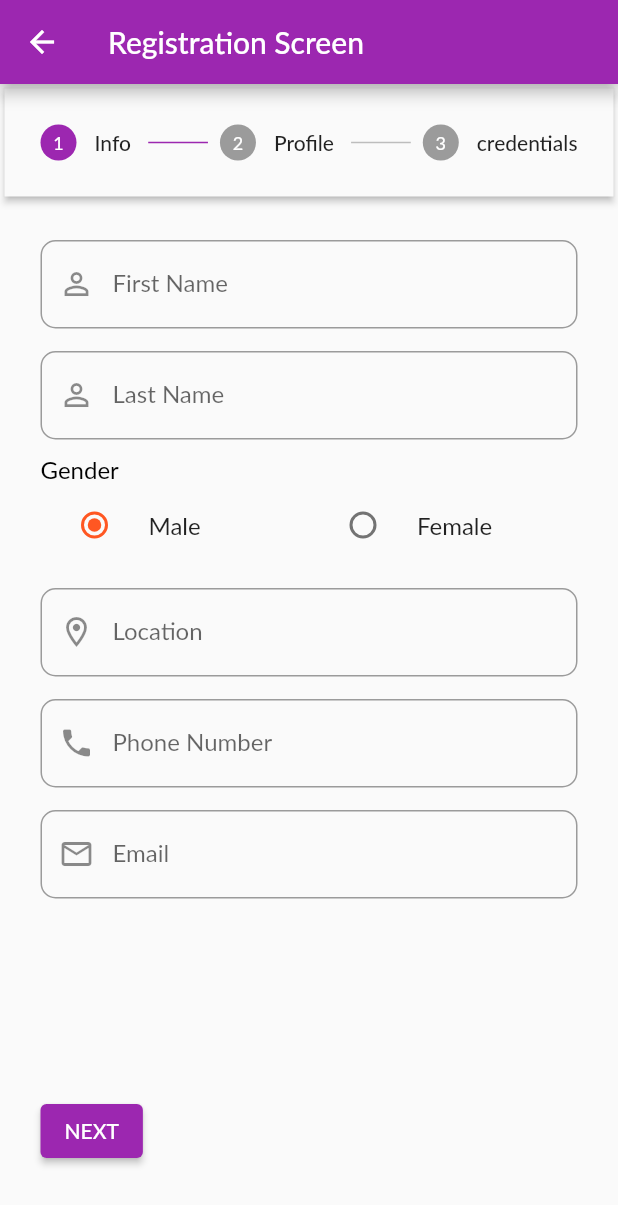
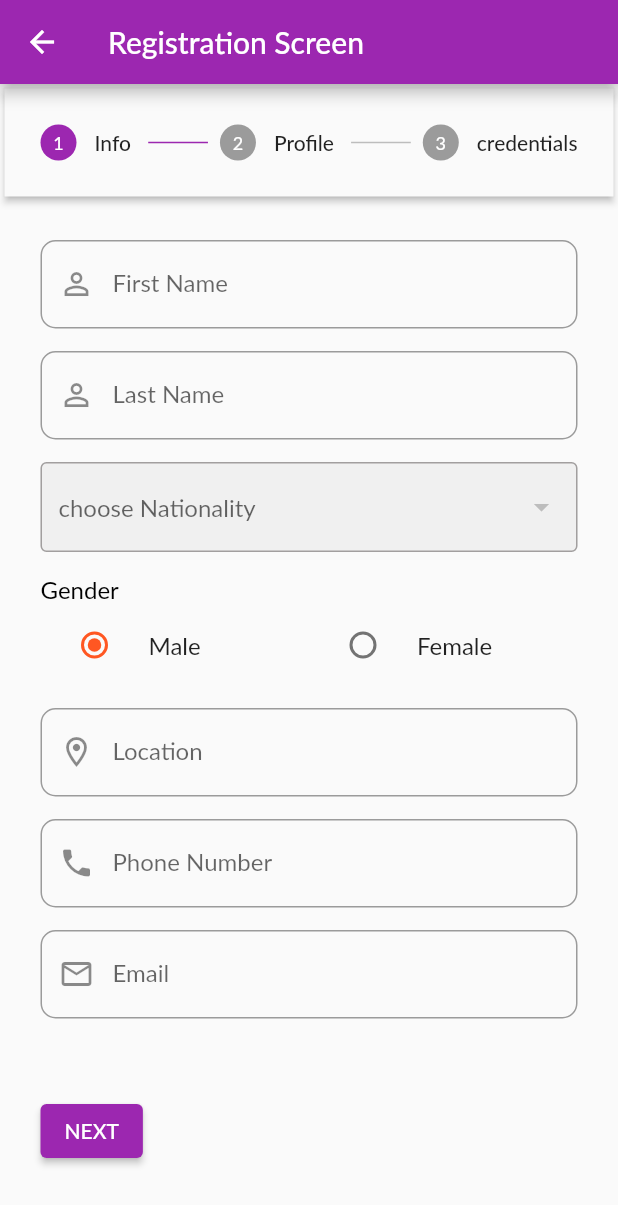
Before and after one commit to aweys231/nani_app, a Flutter app: the ClientRegistrationScreen screen opened by its route, after a tap on "Male", on a phone screen of 412 x 824 dp. Shown: the top 1205 px of the screen. Run offline on Flutter 3.47's test engine with Material 2 defaults, Android fonts, the phone set to English and light mode, and no system bars; our stand-ins replace carousel_slider, file_picker, flutter_image_slideshow, flutter_svg, image_picker, shared_preferences and 1 more; missing offline and left inert: contact_picker_web, extended_phone_number_input, month_year_picker; accounts and stored records are empty; network calls fail; Roboto replaces fonts that are missing (Lato); statements that could not run were skipped.

Commit message:
24-01-2022

```diff
--- a/lib/providers/auth.dart
+++ b/lib/providers/auth.dart
@@ -99,8 +99,7 @@ class Auth with ChangeNotifier {
     }
     final extractedUserData = json
         .decode(prefs.getString('userData').toString()) as Map<String, Object>;
-    final expiryDate =
-        DateTime.parse(extractedUserData['expiryDate'].toString());
+    final expiryDate = DateTime.parse(extractedUserData['expiryDate'].toString());
 
     if (expiryDate.isBefore(DateTime.now())) {
       return false;
--- a/lib/providers/candidate_registration.dart
+++ b/lib/providers/candidate_registration.dart
@@ -8,11 +8,21 @@ import 'package:flutter/cupertino.dart';
 import 'package:http/http.dart' as http;
 import 'package:nanirecruitment/models/http_exception.dart';
 
+class NationalityModel with ChangeNotifier {
+  final String id;
+  final String name;
+
+  NationalityModel({
+    required this.id,
+    required this.name,
+  });
+}
+
 class Candidate with ChangeNotifier {
-
   final String? role_id;
   final String? fname;
   final String? lname;
+  final String? national;
   final String? gender;
   final String? location;
   final String? mobile;
@@ -26,10 +36,11 @@ class Candidate with ChangeNotifier {
   final String? passwd;
   final File? imageUrl;
 
-  Candidate(  {
+  Candidate({
     this.role_id,
     this.fname,
     this.lname,
+    this.national,
     this.gender,
     this.location,
     this.mobile,
@@ -42,23 +53,28 @@ class Candidate with ChangeNotifier {
     this.user_name,
     this.passwd,
     this.imageUrl,
+  });
+  List<NationalityModel> _nationality = [];
+  List<NationalityModel> get nationality {
+    return [..._nationality];
+  }
 
-  });
-
-
-  Future<void> addCandidate(Candidate Candidate, File imga, String role_id ,String selectedValue) async {
-
-    final url = "http://192.168.100.202/nanirecruitment/client_app/addcandidate";
+  Future<void> addCandidate(Candidate Candidate, File imga, String role_id,
+      String selectedValue) async {
+    final url =
+        "http://192.168.100.202/nanirecruitment/client_app/addcandidate";
     try {
       // preparing the fil
       List<int> imageBytes = imga.readAsBytesSync();
       String baseimage = base64Encode(imageBytes);
       //convert file image to Base64 encoding
-    final response = await http.post(Uri.parse(url),
+      final response = await http.post(
+        Uri.parse(url),
         body: json.encode({
           'role_id': role_id,
           'fname': Candidate.fname,
           'lname': Candidate.lname,
+          'national': Candidate.national,
           'gender': selectedValue,
           'location': Candidate.location,
           'mobile': Candidate.mobile,
@@ -70,7 +86,9 @@ class Candidate with ChangeNotifier {
           'nokmobile': Candidate.nokmobile,
           'user_name': Candidate.user_name,
           'passwd': Candidate.passwd,
-    'imageUrl': baseimage}),);
+          'imageUrl': baseimage
+        }),
+      );
       var message = jsonDecode(response.body);
       print(message);
       print(role_id);
@@ -84,5 +102,43 @@ return message;
     }
   }
 
+  // fill shifts drop down
+  Future<List<NationalityModel>> fetchAndSetnatinality() async {
+    var url =
+        "http://192.168.100.202/nanirecruitment//client_app/fill_nationality";
+    try {
+      final response = await http.get(Uri.parse(url), headers: {
+        'Content-Type': 'application/json',
+        'Access-Control-Allow-Origin': '*'
+      });
+      // final response = await http.get(Uri.parse(url));
+      print("hello");
+      print(json.decode(response.body));
 
+      if (response.statusCode == 200) {
+        final List<NationalityModel> loadednationality = [];
+        final extractedData = json.decode(response.body);
+
+        for (int i = 0; i < extractedData.length; i++) {
+          loadednationality.add(
+            NationalityModel(
+              id: extractedData[i]['num_code'],
+              name: extractedData[i]['nationality'],
+            ),
+          );
         }
+        _nationality = loadednationality.toList();
+        return _nationality;
+      } else {
+        // If the server did not return a 200 OK response,
+        // then throw an exception.
+        print('Request failed with status: ${response.statusCode}.');
+        throw Exception('Failed to load album');
+      }
+      notifyListeners();
+    } catch (error) {
+      print(error);
+      throw error;
+    }
+  }
+}
--- a/lib/screens/dashboard.dart
+++ b/lib/screens/dashboard.dart
@@ -1,6 +1,7 @@
 // ignore_for_file: prefer_const_constructors, avoid_unnecessary_containers, unused_import
 
 import 'package:flutter/material.dart';
+import 'package:nanirecruitment/providers/candidate_registration.dart';
 import 'package:nanirecruitment/providers/category_section.dart';
 import 'package:nanirecruitment/providers/home_slider.dart';
 import 'package:nanirecruitment/widgets/category_item.dart';
@@ -47,7 +48,7 @@ class _DhashboardState extends State<Dhashboard> {
           _isLoading = false;
         });
       });
-
+     Provider.of<Candidate>(context).fetchAndSetnatinality();
     }
     _isInit = false;
     super.didChangeDependencies();
--- a/lib/widgets/availability_dropdown.dart
+++ b/lib/widgets/availability_dropdown.dart
@@ -32,7 +32,7 @@ class AvaliabiltityDropDown extends StatefulWidget {
 class _AvaliabiltityDropDownState extends State<AvaliabiltityDropDown>
     with AutomaticKeepAliveClientMixin {
   String dropdownValue = 'NO';
-  final List<Shifts_Model> shiftsData = [];
+  // final List<Shifts_Model> shiftsData = [];
 
   @override
   Widget build(BuildContext context) {
--- /dev/null
+++ b/lib/widgets/nationality_dropdown.dart
@@ -0,0 +1,70 @@
+// ignore_for_file: prefer_const_constructors, implementation_imports, unnecessary_import, unused_import
+
+import 'package:flutter/material.dart';
+import 'package:flutter/src/widgets/container.dart';
+import 'package:flutter/src/widgets/framework.dart';
+import 'package:nanirecruitment/providers/candidate_registration.dart';
+import 'package:provider/provider.dart';
+
+class Natitinality extends StatefulWidget {
+  const Natitinality({super.key, this.onChanged});
+  final ValueChanged<String>? onChanged;
+
+  @override
+  State<Natitinality> createState() => _NatitinalityState();
+}
+
+class _NatitinalityState extends State<Natitinality> {
+
+  String dropdownValue = 'NO';
+  @override
+  Widget build(BuildContext context) {
+     Provider.of<Candidate>(context).fetchAndSetnatinality();
+     final nationality = Provider.of<Candidate>(context, listen: false);
+    return Container(
+      margin: const EdgeInsets.only(bottom: 15, top: 5),
+      height: 60,
+      child: Expanded(
+        // flex: 5,
+        child: DropdownButtonFormField(
+          // focusNode: regionFocusNode,
+          decoration: InputDecoration(
+            enabledBorder: OutlineInputBorder(
+              //<-- SEE HERE
+              borderSide: BorderSide(
+                  color: Color.fromARGB(255, 162, 159, 159), width: 1),
+            ),
+            focusedBorder: OutlineInputBorder(
+              //<-- SEE HERE
+              borderSide: BorderSide(
+                  color: Color.fromARGB(255, 162, 159, 159), width: 1),
+            ),
+            filled: true,
+          ),
+          // decoration: FormStyles.textFieldDecoration(labelText: 'Region'),
+          hint: const Text(
+            'choose Nationality',
+          ),
+          onChanged: (v) => widget.onChanged!(v!),
+          // onChanged: (String? value) {
+
+          //   setState(() {
+          //     dropdownValue = value!;
+          //   });
+          // },
+          // validator: state.farmer.validateRequiredField,
+          // onSaved: state.farmer.saveFarmerCategory,
+          items: nationality.nationality.map((data) {
+          return DropdownMenuItem<String>(
+            value: data.id,
+            child: Text(
+              data.name,
+              style: const TextStyle(fontSize: 12),
+            ),
+          );
+        }).toList(),
+        ),
+      ),
+    );
+  }
+}
```
Also changed, not shown: lib/screens/client_registration_screen.dart (+45 -0 lines). Lines whose indentation alone changed are shown as unchanged.
